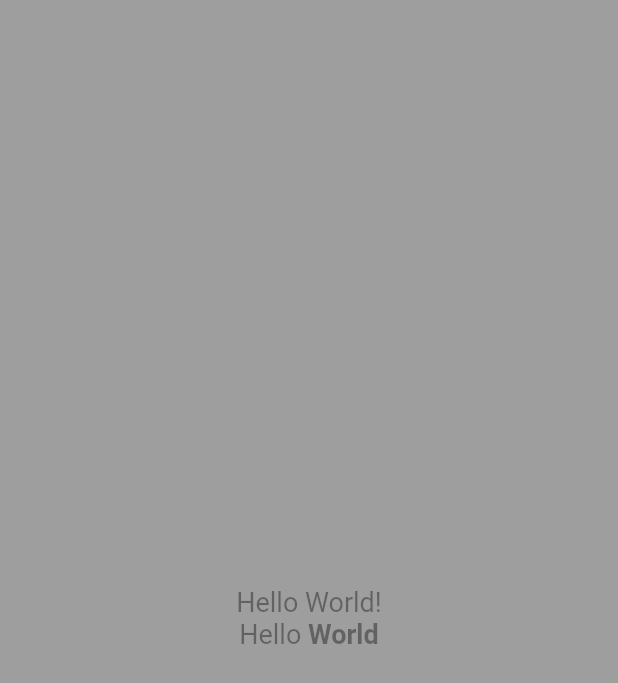
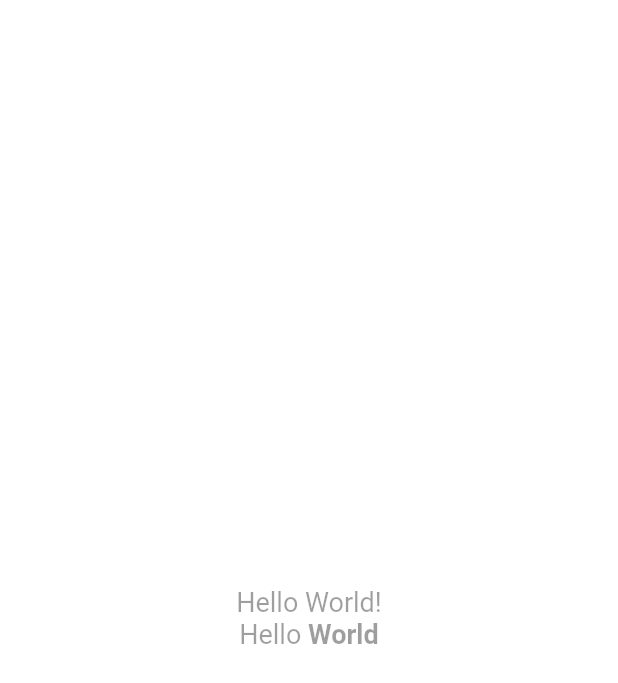
Before and after one commit to hoppyapp/integral-mobile, a Flutter app: the screen it shows after launch, on a phone screen of 412 x 824 dp. Shown: the top 683 px of the screen. Run offline on Flutter 3.47's test engine with Material 2 defaults, Android fonts, the phone set to English and light mode, and no system bars.

Commit message:
Implementing Login route with screen

```diff
--- a/lib/main.dart
+++ b/lib/main.dart
@@ -1,4 +1,5 @@
 import 'package:flutter/material.dart';
+import 'package:integral_nutry/screens/init.dart';
 import 'package:integral_nutry/shared/system.dart';
 import 'package:integral_nutry/shared/widgets/label.dart';
 
@@ -23,34 +24,10 @@ class Application extends StatelessWidget {
         // closer together (more dense) than on mobile platforms.
         visualDensity: VisualDensity.adaptivePlatformDensity,
       ),
-      home: HomePage(),
+      initialRoute: "/login",
+      routes: {
+        "/login": (BuildContext context) => Login()
+      },
     );
   }
 }
-
-class HomePage extends StatelessWidget {
-
-  @override
-  Widget build(BuildContext context) {
-    return Container(
-      color: Theme.of(context).primaryColor,
-      child: Center(
-        child: Column(
-          crossAxisAlignment: CrossAxisAlignment.center,
-          mainAxisAlignment: MainAxisAlignment.center,
-          children: <Widget>[
-            Label("Hello World!"),
-            Label.rich(
-              TextSpan(
-                text: "Hello",
-                children: <InlineSpan>[
-                  TextSpan(text: " World", style: TextStyle( fontWeight: FontWeight.bold ))
-                ]
-              )
-            ),
-          ],
-        )
-      ),
-    );
-  }
-}
--- /dev/null
+++ b/lib/screens/init.dart
@@ -0,0 +1,11 @@
+import 'package:flutter/material.dart';
+import 'package:integral_nutry/screens/login/login_widget.dart';
+
+class Login extends StatefulWidget {
+
+  @override
+  State<StatefulWidget> createState() {
+    return LoginScreen();
+  }
+
+}
--- /dev/null
+++ b/lib/screens/login/login_widget.dart
@@ -0,0 +1,31 @@
+import 'package:flutter/material.dart';
+import 'package:integral_nutry/screens/init.dart';
+import 'package:integral_nutry/shared/widgets/label.dart';
+
+class LoginScreen extends State<Login> {
+
+  @override
+  Widget build(BuildContext context) {
+    return Container(
+      color: Colors.white,
+      child: Center(
+          child: Column(
+            crossAxisAlignment: CrossAxisAlignment.center,
+            mainAxisAlignment: MainAxisAlignment.center,
+            children: <Widget>[
+              Label("Hello World!"),
+              Label.rich(
+                  TextSpan(
+                      text: "Hello",
+                      children: <InlineSpan>[
+                        TextSpan(text: " World", style: TextStyle( fontWeight: FontWeight.bold ))
+                      ]
+                  )
+              ),
+            ],
+          )
+      ),
+    );
+  }
+
+}
```
Also changed, not shown: lib/screens/login/login_controller.dart (added).
